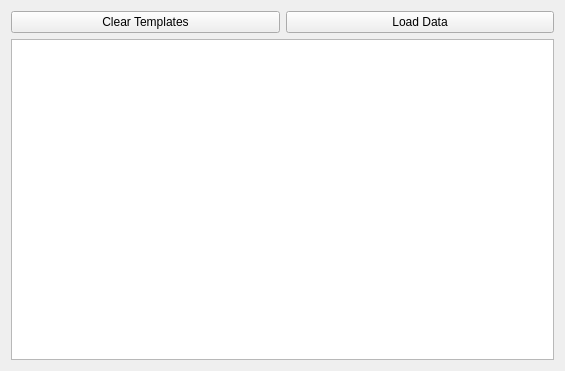
Before: the Qt Designer form quickfeatures/gui/quick_features_widget.ui in andrew-plowright/quickfeatures, drawn with Qt 5.
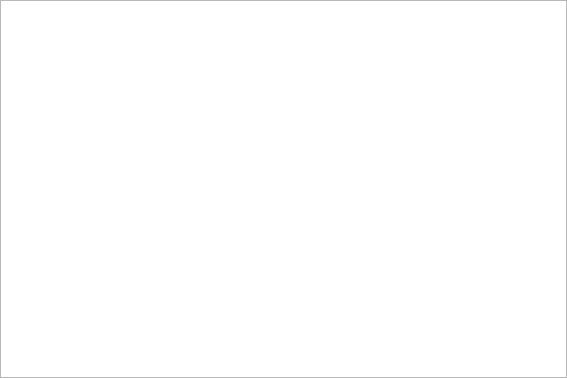
After: the same form once the commit is applied.

The edit to the form file:
```diff
--- a/quickfeatures/gui/quick_features_widget.ui
+++ b/quickfeatures/gui/quick_features_widget.ui
@@ -6,30 +6,34 @@
    <rect>
     <x>0</x>
     <y>0</y>
-    <width>565</width>
-    <height>371</height>
+    <width>567</width>
+    <height>378</height>
    </rect>
   </property>
   <property name="windowTitle">
    <string>Form</string>
   </property>
   <layout class="QVBoxLayout" name="verticalLayout">
+   <property name="spacing">
+    <number>0</number>
+   </property>
+   <property name="leftMargin">
+    <number>0</number>
+   </property>
+   <property name="topMargin">
+    <number>0</number>
+   </property>
+   <property name="rightMargin">
+    <number>0</number>
+   </property>
+   <property name="bottomMargin">
+    <number>0</number>
+   </property>
    <item>
-    <layout class="QHBoxLayout" name="horizontal_layout">
-     <item>
-      <widget class="QPushButton" name="clear_templates_button">
-       <property name="text">
-        <string>Clear Templates</string>
-       </property>
-      </widget>
-     </item>
-     <item>
-      <widget class="QPushButton" name="load_data_button">
-       <property name="text">
-        <string>Load Data</string>
-       </property>
-      </widget>
-     </item>
+    <layout class="QHBoxLayout" name="toolbar_layout">
+     <property name="spacing">
+      <number>0</number>
+     </property>
     </layout>
    </item>
    <item>
```
Left out of the diff: 3 changed lines with no effect on the pictures.
